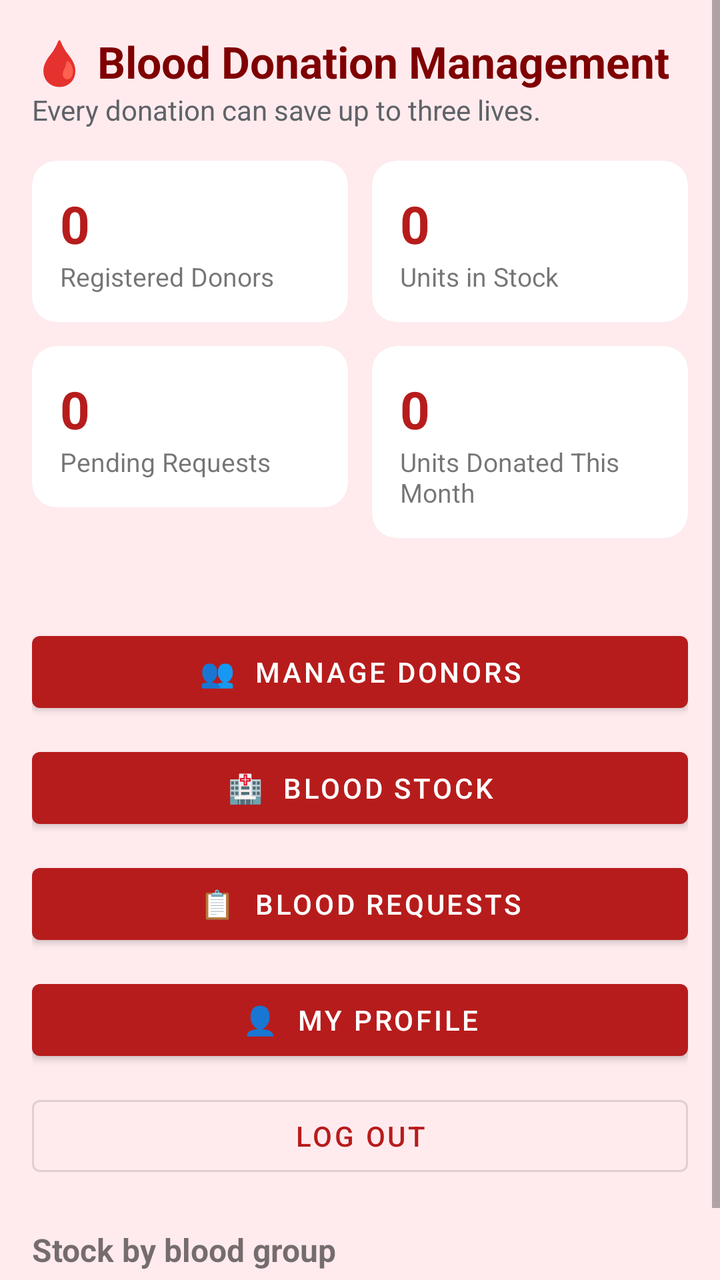
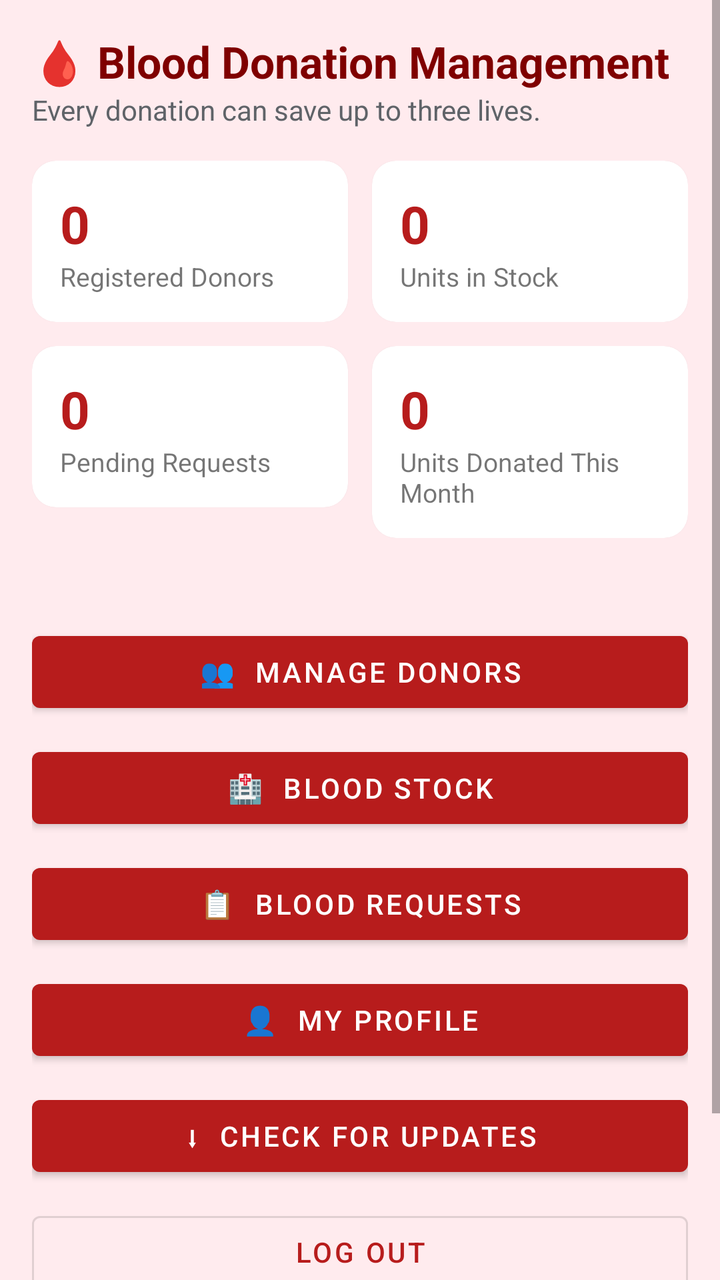

Before-and-after screenshots of an Android layout around one commit, followed by the original layout XML and the change that was made.
<!-- AndroidManifest.xml: application theme Theme.BloodDonation -->
<!-- res/layout/activity_main.xml -->
<?xml version="1.0" encoding="utf-8"?>
<ScrollView xmlns:android="http://schemas.android.com/apk/res/android"
    xmlns:app="http://schemas.android.com/apk/res-auto"
    android:layout_width="match_parent" android:layout_height="match_parent"
    android:background="@color/blood_red_light">
    <LinearLayout android:layout_width="match_parent" android:layout_height="wrap_content"
        android:orientation="vertical" android:padding="16dp">

        <TextView android:layout_width="wrap_content" android:layout_height="wrap_content"
            android:text="🩸 Blood Donation Management" android:textSize="22sp"
            android:textStyle="bold" android:textColor="@color/blood_red_dark" />
        <TextView android:layout_width="wrap_content" android:layout_height="wrap_content"
            android:text="Every donation can save up to three lives."
            android:textSize="14sp" android:textColor="@color/grey_text"
            android:layout_marginBottom="16dp" />

        <LinearLayout android:layout_width="match_parent" android:layout_height="wrap_content"
            android:orientation="horizontal">
            <com.google.android.material.card.MaterialCardView
                android:layout_width="0dp" android:layout_height="wrap_content" android:layout_weight="1"
                android:layout_marginEnd="6dp" app:cardCornerRadius="12dp"
                xmlns:app="http://schemas.android.com/apk/res-auto">
                <LinearLayout android:layout_width="match_parent" android:layout_height="wrap_content"
                    android:orientation="vertical" android:padding="14dp">
                    <TextView android:id="@+id/tvStatDonors" android:layout_width="wrap_content"
                        android:layout_height="wrap_content" android:text="0" android:textSize="26sp"
                        android:textStyle="bold" android:textColor="@color/blood_red" />
                    <TextView android:layout_width="wrap_content" android:layout_height="wrap_content"
                        android:text="Registered Donors" android:textSize="13sp" />
                </LinearLayout>
            </com.google.android.material.card.MaterialCardView>
            <com.google.android.material.card.MaterialCardView
                android:layout_width="0dp" android:layout_height="wrap_content" android:layout_weight="1"
                android:layout_marginStart="6dp" app:cardCornerRadius="12dp">
                <LinearLayout android:layout_width="match_parent" android:layout_height="wrap_content"
                    android:orientation="vertical" android:padding="14dp">
                    <TextView android:id="@+id/tvStatUnits" android:layout_width="wrap_content"
                        android:layout_height="wrap_content" android:text="0" android:textSize="26sp"
                        android:textStyle="bold" android:textColor="@color/blood_red" />
                    <TextView android:layout_width="wrap_content" android:layout_height="wrap_content"
                        android:text="Units in Stock" android:textSize="13sp" />
                </LinearLayout>
            </com.google.android.material.card.MaterialCardView>
        </LinearLayout>

        <LinearLayout android:layout_width="match_parent" android:layout_height="wrap_content"
            android:orientation="horizontal" android:layout_marginTop="12dp">
            <com.google.android.material.card.MaterialCardView
                android:layout_width="0dp" android:layout_height="wrap_content" android:layout_weight="1"
                android:layout_marginEnd="6dp" app:cardCornerRadius="12dp">
                <LinearLayout android:layout_width="match_parent" android:layout_height="wrap_content"
                    android:orientation="vertical" android:padding="14dp">
                    <TextView android:id="@+id/tvStatRequests" android:layout_width="wrap_content"
                        android:layout_height="wrap_content" android:text="0" android:textSize="26sp"
                        android:textStyle="bold" android:textColor="@color/blood_red" />
                    <TextView android:layout_width="wrap_content" android:layout_height="wrap_content"
                        android:text="Pending Requests" android:textSize="13sp" />
                </LinearLayout>
            </com.google.android.material.card.MaterialCardView>
            <com.google.android.material.card.MaterialCardView
                android:layout_width="0dp" android:layout_height="wrap_content" android:layout_weight="1"
                android:layout_marginStart="6dp" app:cardCornerRadius="12dp">
                <LinearLayout android:layout_width="match_parent" android:layout_height="wrap_content"
                    android:orientation="vertical" android:padding="14dp">
                    <TextView android:id="@+id/tvStatMonth" android:layout_width="wrap_content"
                        android:layout_height="wrap_content" android:text="0" android:textSize="26sp"
                        android:textStyle="bold" android:textColor="@color/blood_red" />
                    <TextView android:layout_width="wrap_content" android:layout_height="wrap_content"
                        android:text="Units Donated This Month" android:textSize="13sp" />
                </LinearLayout>
            </com.google.android.material.card.MaterialCardView>
        </LinearLayout>

        <TextView android:id="@+id/tvSignedIn" android:layout_width="wrap_content"
            android:layout_height="wrap_content" android:textSize="14sp"
            android:textColor="@color/grey_text" android:layout_marginBottom="4dp" />

        <Button android:id="@+id/btnDonors" android:layout_width="match_parent" android:layout_height="wrap_content"
            android:text="👥  Manage Donors" android:layout_marginTop="20dp" />
        <Button android:id="@+id/btnStock" android:layout_width="match_parent" android:layout_height="wrap_content"
            android:text="🏥  Blood Stock" android:layout_marginTop="10dp" />
        <Button android:id="@+id/btnRequests" android:layout_width="match_parent" android:layout_height="wrap_content"
            android:text="📋  Blood Requests" android:layout_marginTop="10dp" />
        <Button android:id="@+id/btnProfile" android:layout_width="match_parent" android:layout_height="wrap_content"
            android:text="👤  My Profile" android:layout_marginTop="10dp" />
        <Button android:id="@+id/btnLogout" android:layout_width="match_parent" android:layout_height="wrap_content"
            android:text="Log Out" android:layout_marginTop="10dp" style="?attr/materialButtonOutlinedStyle" />

        <TextView android:layout_width="wrap_content" android:layout_height="wrap_content"
            android:text="Stock by blood group" android:textSize="16sp" android:textStyle="bold"
            android:layout_marginTop="22dp" android:layout_marginBottom="6dp" />
        <TextView android:id="@+id/tvStockSummary" android:layout_width="match_parent"
            android:layout_height="wrap_content" android:textSize="15sp" android:lineSpacingMultiplier="1.3" />
    </LinearLayout>
</ScrollView>
<!-- resources referenced by this layout -->
<resources>
  <color name="blood_red">#B71C1C</color>
  <color name="blood_red_dark">#7F0000</color>
  <color name="blood_red_light">#FFEBEE</color>
  <color name="grey_text">#5F6368</color>
  <style name="Theme.BloodDonation" parent="Theme.MaterialComponents.DayNight.DarkActionBar">
          <item name="colorPrimary">@color/blood_red</item>
          <item name="colorPrimaryVariant">@color/blood_red_dark</item>
          <item name="colorOnPrimary">@color/white</item>
          <item name="colorSecondary">@color/blood_red</item>
          <item name="android:statusBarColor">@color/blood_red_dark</item>
      </style>
  <color name="white">#FFFFFF</color>
</resources>

<!-- the commit's change to res/layout/activity_main.xml (unified diff, before → after) -->
@@ -83,6 +83,8 @@
             android:text="📋  Blood Requests" android:layout_marginTop="10dp" />
         <Button android:id="@+id/btnProfile" android:layout_width="match_parent" android:layout_height="wrap_content"
             android:text="👤  My Profile" android:layout_marginTop="10dp" />
+        <Button android:id="@+id/btnUpdate" android:layout_width="match_parent" android:layout_height="wrap_content"
+            android:text="⬇  Check for Updates" android:layout_marginTop="10dp" />
         <Button android:id="@+id/btnLogout" android:layout_width="match_parent" android:layout_height="wrap_content"
             android:text="Log Out" android:layout_marginTop="10dp" style="?attr/materialButtonOutlinedStyle" />
 
